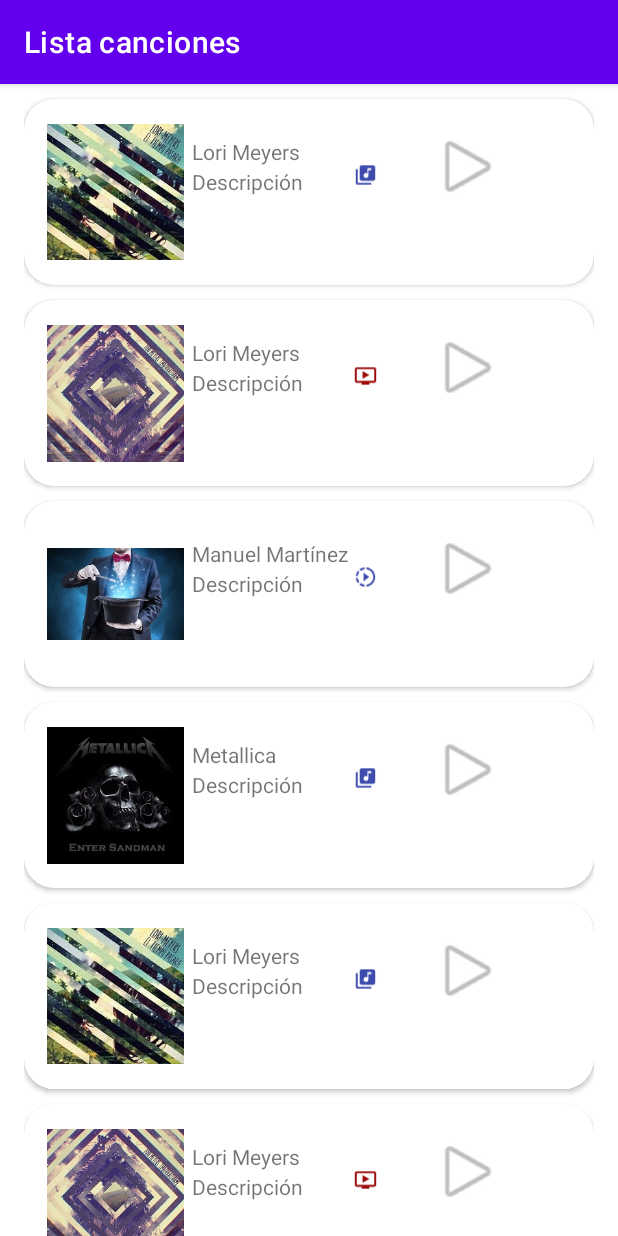
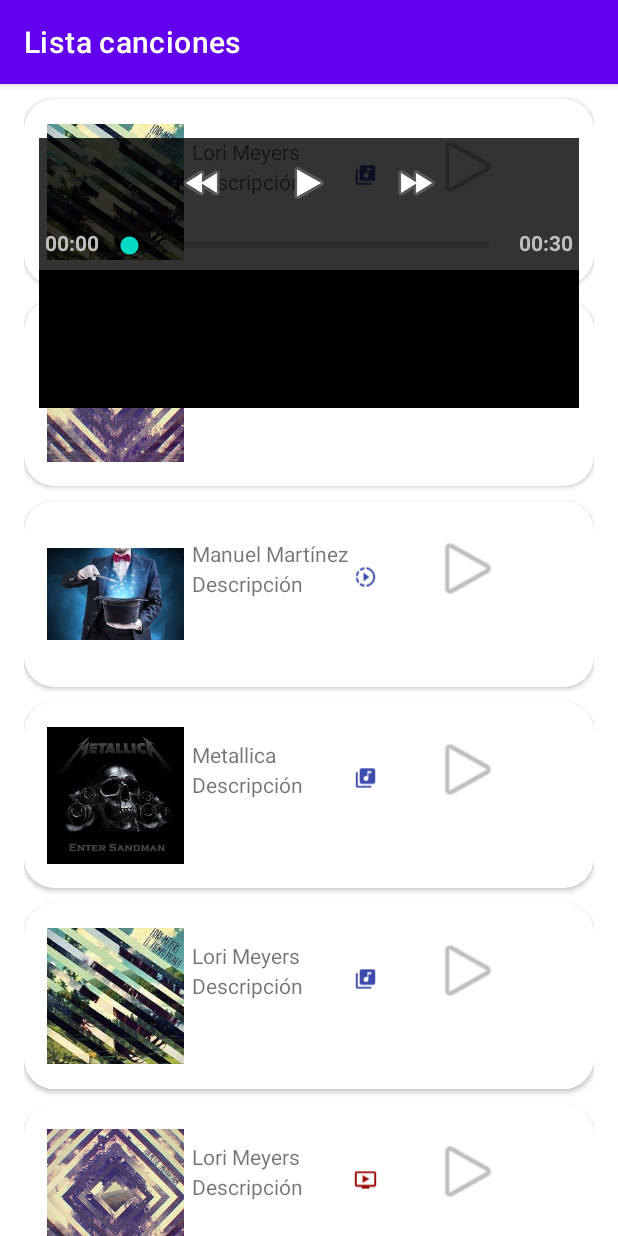
Before and after one commit to heisenferg/RecyclerPractica, an Android app: the CancionesActivity screen opened directly, with no data from a screen before it, after a tap on an icon or button, on a phone screen of 412 x 824 dp. Run offline under Robolectric (Android 15) with nearby library versions, the phone set to English and light mode, and no system bars; our stand-ins replace navigation-ui; 2 statements that could not run were skipped.

Commit message:
6 - Casa suenan muchos

```diff
--- a/app/src/main/java/com/example/recyclerpractica/CancionesActivity.java
+++ b/app/src/main/java/com/example/recyclerpractica/CancionesActivity.java
@@ -48,23 +48,29 @@ public class CancionesActivity extends AppCompatActivity implements MediaControl
 
 
 
-   //     Log.d("URI ", URI);
 
 
-        mediaPlayer = MediaPlayer.create(this, R.raw.entersandman);
+       /* if (URI.equals("entersandman")) {
+
+            mediaPlayer = MediaPlayer.create(this, R.raw.entersandman);
+        } else if (URI.equals("eltiempopasara")){
+            mediaPlayer = MediaPlayer.create(this, R.raw.eltiempopasara);
+
+        }*/
+        mediaPlayer = MediaPlayer.create(this, R.raw.eltiempopasara);
 
         mc = new MediaController(this);
         mc.setMediaPlayer((MediaController.MediaPlayerControl) this);
         mc.setAnchorView(findViewById(com.google.android.material.R.id.parentPanel));
         h = new Handler();
-        mediaPlayer.setOnPreparedListener(new MediaPlayer.OnPreparedListener() {
+     /*   mediaPlayer.setOnPreparedListener(new MediaPlayer.OnPreparedListener() {
             @Override
             public void onPrepared(MediaPlayer mp) {
                 h.post(new Runnable() {
                     @Override
                     public void run() {
                         mc.show(0);
-                        mediaPlayer.start();
+                     //   mediaPlayer.start();
 
                     }
                 });
@@ -76,9 +82,11 @@ public class CancionesActivity extends AppCompatActivity implements MediaControl
             public void onCompletion(MediaPlayer mp) {
                 mediaPlayer.release();
             }
-        });
+        });*/
 
     }
+
+
 
     @Override
     public boolean onSupportNavigateUp() {
--- a/app/src/main/java/com/example/recyclerpractica/MyItemRecyclerViewAdapter.java
+++ b/app/src/main/java/com/example/recyclerpractica/MyItemRecyclerViewAdapter.java
@@ -39,7 +39,7 @@ public class MyItemRecyclerViewAdapter extends RecyclerView.Adapter<MyItemRecycl
     private final List<Canciones.Cancion> mValues;
     Context context;
     CancionesActivity reproductor = new CancionesActivity();
-    public static String URI;
+    public static String URI="";
 
     public MyItemRecyclerViewAdapter(List<Canciones.Cancion> items) {
         mValues = items;
@@ -57,6 +57,9 @@ public class MyItemRecyclerViewAdapter extends RecyclerView.Adapter<MyItemRecycl
         holder.nombre.setText(mValues.get(position).getNombre());
         holder.descripcion.setText(mValues.get(position).getDescription());
         holder.caratula.setImageBitmap(mValues.get(position).getPhoto());
+
+        URI = mValues.get(position).getURI();
+
         int clase = mValues.get(position).getTipo();
 
         if (clase ==0){
@@ -74,7 +77,6 @@ public class MyItemRecyclerViewAdapter extends RecyclerView.Adapter<MyItemRecycl
 
         }
 
-
         holder.play.setOnClickListener(new View.OnClickListener() {
             @Override
             public void onClick(View v) {
@@ -83,13 +85,51 @@ public class MyItemRecyclerViewAdapter extends RecyclerView.Adapter<MyItemRecycl
                 if (clase ==0){
                     //Audio
                     // Para poder controlar que arranque, he utilizado esta solución.
+
                    // reproductor.start();
-                    if (URI.equals("eltiempopasara")){
+                    if (URI.equals("entersandman")){
+                        URI="";
+
+                        Log.d("URI Aqui " , URI);
+                        mediaPlayer = MediaPlayer.create(holder.caratula.getContext(), R.raw.entersandman);
+                        mc = new MediaController(holder.caratula.getContext());
+                        mc.setMediaPlayer((MediaController.MediaPlayerControl) holder.caratula.getContext());
+                        mc.setAnchorView(holder.cabecera);
+                        h = new Handler();
+                        mc.show();
 
                     }
-                    else if (URI.equals("entersandman")) {
+                    else if (URI.equals("eltiempopasara")) {
+                        URI="";
+                        mediaPlayer = MediaPlayer.create(holder.caratula.getContext(), R.raw.eltiempopasara);
+                        mc = new MediaController(holder.caratula.getContext());
+                        mc.setMediaPlayer((MediaController.MediaPlayerControl) holder.caratula.getContext());
+                        mc.setAnchorView(holder.cabecera);
+                        h = new Handler();
+                        mc.show();
 
                     }
+
+                    mediaPlayer.setOnPreparedListener(new MediaPlayer.OnPreparedListener() {
+                        @Override
+                        public void onPrepared(MediaPlayer mp) {
+                            h.post(new Runnable() {
+                                @Override
+                                public void run() {
+                                    mc.show(0);
+                                    mediaPlayer.start();
+
+                                }
+                            });
+                        }
+                    });
+                    mediaPlayer.setOnCompletionListener(new MediaPlayer.OnCompletionListener() {
+                        @Override
+                        public void onCompletion(MediaPlayer mp) {
+                            mediaPlayer.release();
+                        }
+                    });
+
 
 
 
```
